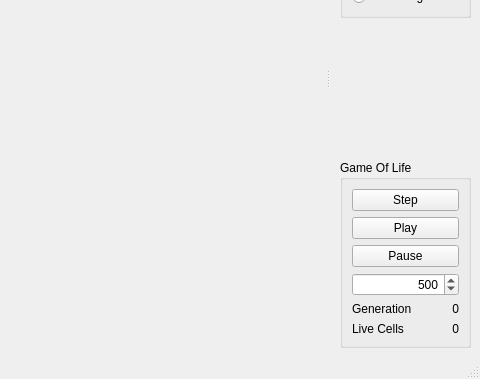
Before: the Qt Designer form src/GOL.ui in rickyviking/civico13gol, drawn with Qt 5; both pictures show x 320 to 800 and y 221 to 600 of the 800 by 600 pixel window.
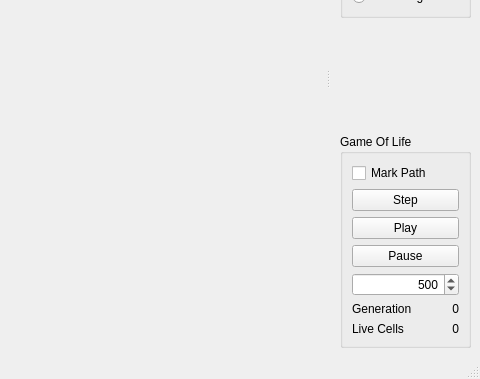
After: the same form once the commit is applied.

Commit message: Added markPath option when running GOL algorithm. Save and load from file OK.

```diff
--- a/src/GOL.ui
+++ b/src/GOL.ui
@@ -144,6 +144,13 @@
         <string>Game Of Life</string>
        </property>
        <layout class="QVBoxLayout" name="verticalLayout_2">
+        <item>
+         <widget class="QCheckBox" name="markPathCheckBox">
+          <property name="text">
+           <string>Mark Path</string>
+          </property>
+         </widget>
+        </item>
         <item>
          <widget class="QPushButton" name="gol_step">
           <property name="text">
```
The commit also changes 4 other files.
